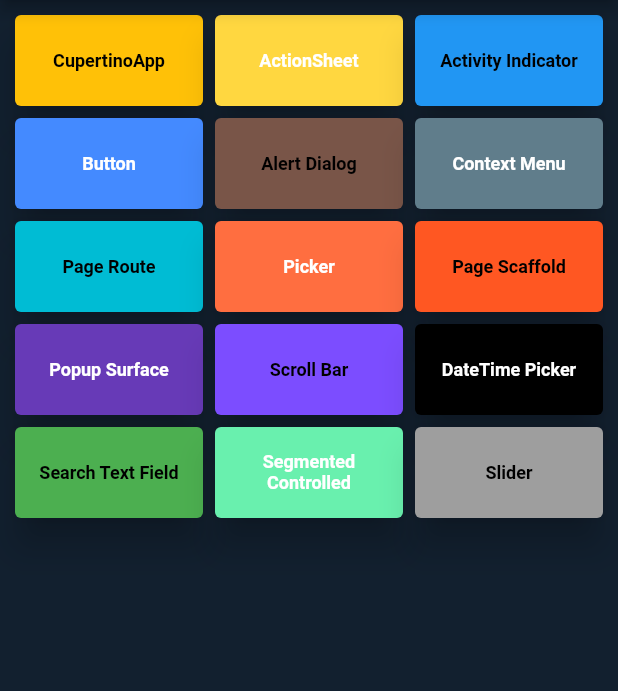
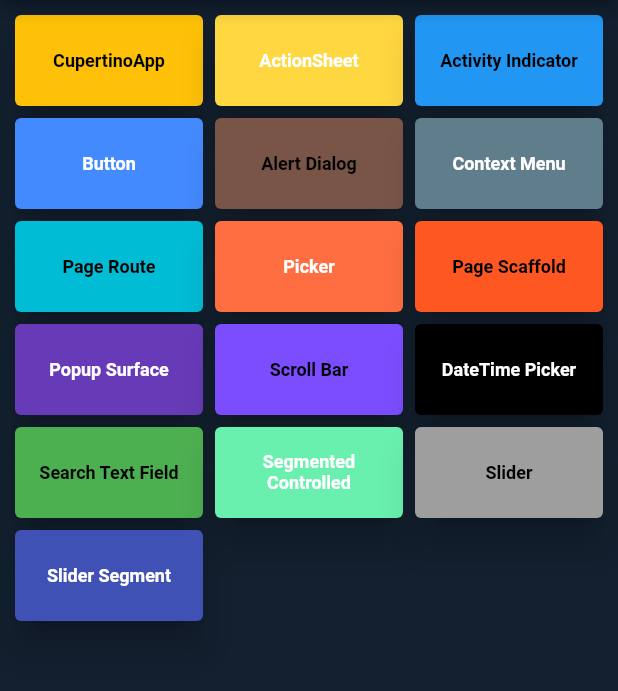
Before and after one commit to erdemgocen44/Flutter-Cupertino-Widget, a Flutter app: the screen it shows after launch, on a phone screen of 412 x 824 dp, the part 84-775 px from its top. Run offline on Flutter 3.47's test engine with Material 2 defaults, Android fonts, the light colour scheme and no system bars.

Commit message:
slider segmented controller starting

```diff
--- a/lib/core/buttons.dart
+++ b/lib/core/buttons.dart
@@ -92,4 +92,10 @@ List<Widget> buttons = [
     onprimary: Colors.black,
     rota: '/slider',
   ),
+  CustomElevatedButton(
+    yazi: 'Slider Segment',
+    primary: Colors.indigo,
+    onprimary: Colors.white,
+    rota: '/slidersegment',
+  ),
 ];
--- a/lib/core/rotes.dart
+++ b/lib/core/rotes.dart
@@ -13,6 +13,7 @@ import 'package:flutter_cupertino_widgets/widgets/scroll_bar_home.dart';
 import 'package:flutter_cupertino_widgets/widgets/search_text_field_home.dart';
 import 'package:flutter_cupertino_widgets/widgets/segmented_control_home.dart';
 import 'package:flutter_cupertino_widgets/widgets/slider_home.dart';
+import 'package:flutter_cupertino_widgets/widgets/slider_segmented_controller_home.dart';
 import 'package:flutter_cupertino_widgets/widgets/starting_page.dart';
 
 var rotalar = <String, WidgetBuilder>{
@@ -31,4 +32,5 @@ var rotalar = <String, WidgetBuilder>{
   "/search": (context) => const SearchTextFieldHome(),
   "/segmend": (context) => const SegmentedControlledHome(),
   "/slider": (context) => const SliderHome(),
+  "/slidersegment": (context) => const SliderSegmentedControllerHome(),
 };
```
